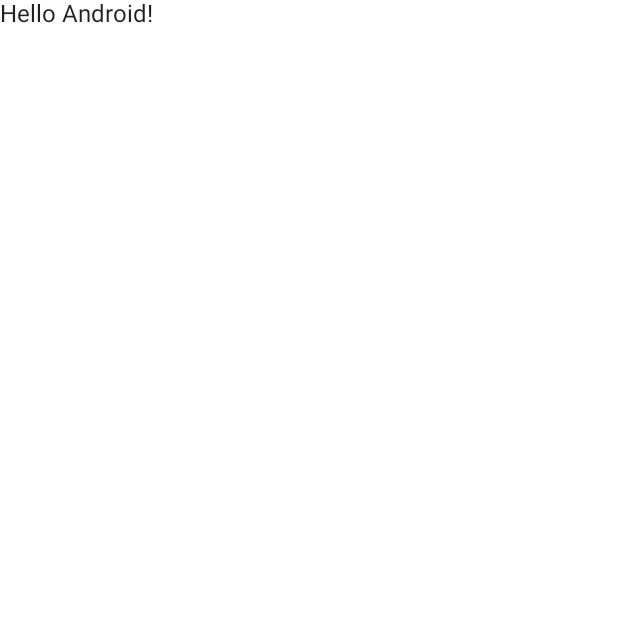
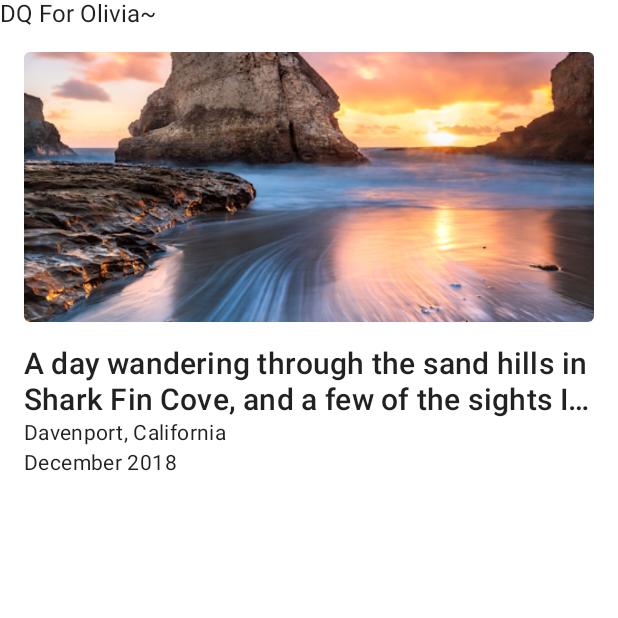
Before and after one commit to DQSecret/ComposeStudy, an Android app built with Jetpack Compose: the screen it shows after launch (MainActivity), on a phone screen of 412 x 824 dp, the top half of it. Before the commit the part shown is almost empty. Run offline under Robolectric (Android 15) with nearby library versions, the phone set to English and light mode, and no system bars.

Commit message:
DQ-完成概览

```diff
--- a/app/src/main/java/com/example/composestudy/MainActivity.kt
+++ b/app/src/main/java/com/example/composestudy/MainActivity.kt
@@ -3,11 +3,9 @@ package com.example.composestudy
 import android.os.Bundle
 import androidx.activity.compose.setContent
 import androidx.appcompat.app.AppCompatActivity
-import androidx.compose.material.MaterialTheme
-import androidx.compose.material.Surface
-import androidx.compose.material.Text
-import androidx.compose.runtime.Composable
-import androidx.compose.ui.tooling.preview.Preview
+import androidx.compose.foundation.layout.Column
+import com.example.composestudy.study.Greeting
+import com.example.composestudy.study.NewsStory
 import com.example.composestudy.ui.theme.ComposeStudyTheme
 
 class MainActivity : AppCompatActivity() {
@@ -15,24 +13,11 @@ class MainActivity : AppCompatActivity() {
         super.onCreate(savedInstanceState)
         setContent {
             ComposeStudyTheme {
-                // A surface container using the 'background' color from the theme
-                Surface(color = MaterialTheme.colors.background) {
-                    Greeting("Android")
+                Column {
+                    Greeting(name = "DQ For Olivia~")
+                    NewsStory()
                 }
             }
         }
     }
 }
-
-@Composable
-fun Greeting(name: String) {
-    Text(text = "Hello $name!")
-}
-
-@Preview(showBackground = true)
-@Composable
-fun DefaultPreview() {
-    ComposeStudyTheme {
-        Greeting("Android")
-    }
-}
--- /dev/null
+++ b/app/src/main/java/com/example/composestudy/study/Step.kt
@@ -0,0 +1,68 @@
+package com.example.composestudy.study
+
+import androidx.compose.foundation.Image
+import androidx.compose.foundation.layout.*
+import androidx.compose.foundation.shape.RoundedCornerShape
+import androidx.compose.material.MaterialTheme
+import androidx.compose.material.Text
+import androidx.compose.runtime.Composable
+import androidx.compose.ui.Modifier
+import androidx.compose.ui.draw.clip
+import androidx.compose.ui.layout.ContentScale
+import androidx.compose.ui.res.painterResource
+import androidx.compose.ui.text.style.TextOverflow
+import androidx.compose.ui.tooling.preview.Preview
+import androidx.compose.ui.unit.dp
+import com.example.composestudy.R
+
+@Composable
+fun Greeting(name: String) {
+    Text(text = name)
+}
+
+@Preview(showBackground = true, backgroundColor = 0xFFFFFF)
+@Composable
+fun PreviewGreeting() {
+    Greeting(name = "DQ For Olivia~~~")
+}
+
+@Composable
+fun NewsStory() {
+    MaterialTheme {
+        val typography = MaterialTheme.typography
+        Column(
+            modifier = Modifier.padding(16.dp)
+        ) {
+            Image(
+                painter = painterResource(R.drawable.header),
+                contentDescription = null,
+                modifier = Modifier
+                    .height(180.dp)
+                    .fillMaxWidth()
+                    .clip(shape = RoundedCornerShape(4.dp)),
+                contentScale = ContentScale.Crop
+            )
+            Spacer(modifier = Modifier.height(16.dp))
+            Text(
+                "A day wandering through the sand hills in Shark Fin Cove, and a few of the sights I saw",
+                style = typography.h6,
+                maxLines = 2,
+                overflow = TextOverflow.Ellipsis
+            )
+            Text(
+                "Davenport, California",
+                style = typography.body2
+            )
+            Text(
+                "December 2018",
+                style = typography.body2
+            )
+        }
+    }
+}
+
+@Preview(showBackground = true, backgroundColor = 0xFFFFFF)
+@Composable
+fun PreviewNewsStory() {
+    NewsStory()
+}
--- a/build.gradle
+++ b/build.gradle
@@ -8,7 +8,7 @@ buildscript {
         mavenCentral()
     }
     dependencies {
-        classpath "com.android.tools.build:gradle:7.0.0-alpha08"
+        classpath 'com.android.tools.build:gradle:7.0.0-alpha09'
         classpath "org.jetbrains.kotlin:kotlin-gradle-plugin:1.4.30"
 
         // NOTE: Do not place your application dependencies here; they belong
```
Also changed, not shown: app/build.gradle (+11 -4 lines), app/src/main/res/drawable/header.png (added).
